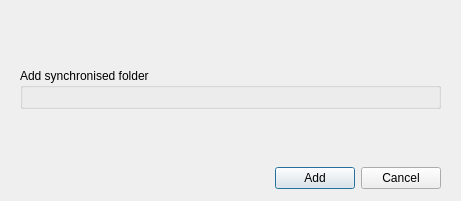
First picture: the form in src/MEGASync/syncs/gui/Twoways/linux/BindFolderDialog.ui, repository meganz/MEGAsync, before the edit.
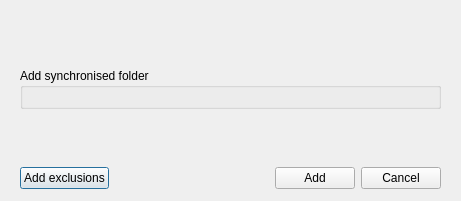
Second picture: the form after the edit. Icons and pictures are not drawn. Custom widgets are drawn as their Qt base class.

Diff of the .ui file:
```diff
--- a/src/MEGASync/syncs/gui/Twoways/linux/BindFolderDialog.ui
+++ b/src/MEGASync/syncs/gui/Twoways/linux/BindFolderDialog.ui
@@ -95,6 +95,13 @@
       <property name="bottomMargin">
        <number>0</number>
       </property>
+      <item>
+       <widget class="QPushButton" name="bAddExclusions">
+        <property name="text">
+         <string>Add exclusions</string>
+        </property>
+       </widget>
+      </item>
       <item>
        <spacer name="horizontalSpacer">
         <property name="orientation">
```
